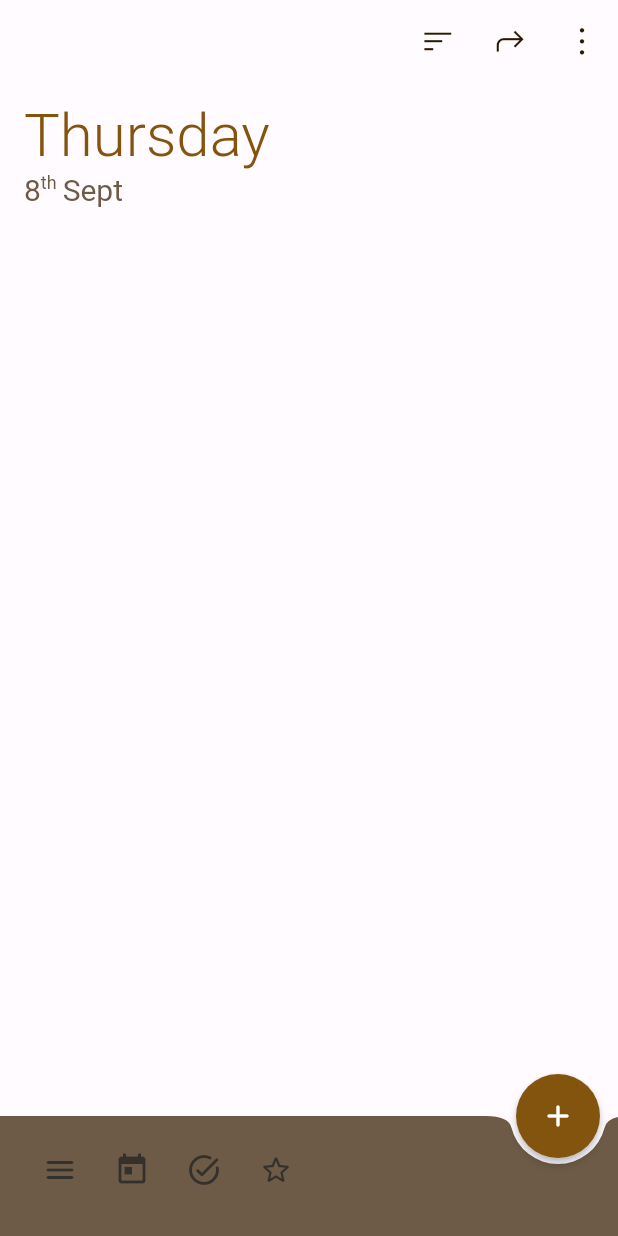
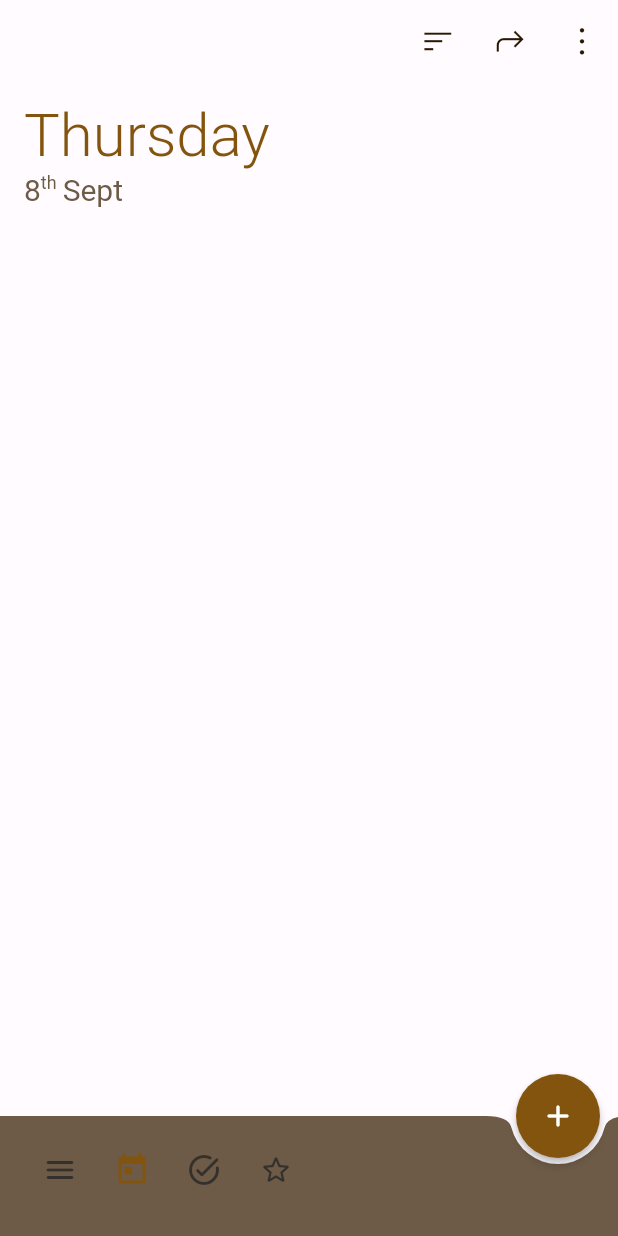
Before and after one commit to chaitanya634/tasks, a Flutter app: the screen it shows after launch, after a tap on the "today" icon, on a phone screen of 412 x 824 dp. Run offline on Flutter 3.47's test engine with Material 2 defaults, Android fonts, the phone set to English and light mode, and no system bars; drawn by our look-alikes of dynamic_color.

Commit message:
app bar title can be changed from bottom app bar buttons

```diff
--- a/lib/main.dart
+++ b/lib/main.dart
@@ -1,6 +1,7 @@
 import 'package:dynamic_color/dynamic_color.dart';
 import 'package:flutter/material.dart';
 import 'package:provider/provider.dart';
+import 'package:tasks/providers/lists/starred.dart';
 import 'package:tasks/providers/task_lists.dart';
 import '../pages/home.dart';
 import '../themes/dark.dart';
@@ -8,7 +9,10 @@ import '../themes/light.dart';
 
 void main() {
   runApp(MultiProvider(
-    providers: [ChangeNotifierProvider(create: (context) => TaskLists())],
+    providers: [
+      ChangeNotifierProvider(create: (context) => StarredList()),
+      ChangeNotifierProvider(create: (context) => TaskLists()),
+    ],
     child: const MyApp(),
   ));
 }
@@ -23,10 +27,10 @@ class MyApp extends StatelessWidget {
             theme: lightDynamic == null
                 ? lightTheme()
                 : dynamicLightTheme(lightDynamic),
-          darkTheme:
-              darkDynamic == null ? darkTheme() : dynamicDarkTheme(darkDynamic),
+            darkTheme: darkDynamic == null
+                ? darkTheme()
+                : dynamicDarkTheme(darkDynamic),
             themeMode: ThemeMode.system,
             home: const HomePage(),
-        ),
-      );
+          ));
 }
--- a/lib/pages/home.dart
+++ b/lib/pages/home.dart
@@ -8,33 +8,28 @@ import '../pages/create_task.dart';
 import '../providers/task_lists.dart';
 import 'list_menu.dart';
 
-class HomePage extends StatelessWidget {
+class HomePage extends StatefulWidget {
   const HomePage({Key? key}) : super(key: key);
 
   @override
-  Widget build(BuildContext context) {
-    ColorScheme? colorScheme = Theme.of(context).colorScheme;
+  State<HomePage> createState() => _HomePageState();
+}
+
+class _HomePageState extends State<HomePage> {
+  Widget? appBarTitle;
+
+  @override
+  void initState() {
+    super.initState();
+    appBarTitle = Builder(
+      builder: (context) {
         var currentDateTime = DateTime.now();
-    return Scaffold(
-      backgroundColor: colorScheme.background,
-      body: Column(
-        children: [
-          Expanded(
-            child: CustomScrollView(
-              slivers: [
-                SliverAppBar(
-                  backgroundColor: colorScheme.background,
-                  shadowColor: colorScheme.shadow,
-                  floating: true,
-                  pinned: true,
-                  expandedHeight: 150.0,
-                  flexibleSpace: FlexibleSpaceBar(
-                    title: Column(
+        var colorScheme = Theme.of(context).colorScheme;
+        return Column(
           mainAxisAlignment: MainAxisAlignment.end,
           crossAxisAlignment: CrossAxisAlignment.start,
           children: [
-                        Text(
-                            DaysOfWeek.values[currentDateTime.weekday - 1].name,
+            Text(DaysOfWeek.values[currentDateTime.weekday - 1].name,
                 style: TextStyle(
                     fontSize: 20,
                     fontWeight: FontWeight.w300,
@@ -50,13 +45,10 @@ class HomePage extends StatelessWidget {
                     style: TextStyle(
                         color: colorScheme.secondary,
                         fontSize: 6,
-                                    fontFeatures: const [
-                                      FontFeature.superscripts()
-                                    ])),
+                        fontFeatures: const [FontFeature.superscripts()])),
                 Padding(
                   padding: const EdgeInsets.only(left: 2.0),
-                              child: Text(
-                                  Months.values[currentDateTime.month - 1].name,
+                  child: Text(Months.values[currentDateTime.month - 1].name,
                       style: TextStyle(
                         color: colorScheme.secondary,
                         fontSize: 10,
@@ -65,7 +57,29 @@ class HomePage extends StatelessWidget {
               ],
             )
           ],
-                    ),
+        );
+      },
+    );
+  }
+
+  @override
+  Widget build(BuildContext context) {
+    ColorScheme? colorScheme = Theme.of(context).colorScheme;
+    return Scaffold(
+      backgroundColor: colorScheme.background,
+      body: Column(
+        children: [
+          Expanded(
+            child: CustomScrollView(
+              slivers: [
+                SliverAppBar(
+                  backgroundColor: colorScheme.background,
+                  shadowColor: colorScheme.shadow,
+                  floating: true,
+                  pinned: true,
+                  expandedHeight: 150.0,
+                  flexibleSpace: FlexibleSpaceBar(
+                    title: appBarTitle,
                     titlePadding: const EdgeInsets.only(left: 16, bottom: 10),
                     expandedTitleScale: 2,
                   ),
@@ -120,7 +134,9 @@ class HomePage extends StatelessWidget {
                   ],
                 ),
                 SliverList(
-                    delegate: SliverChildBuilderDelegate((context, index) {
+                  delegate: SliverChildBuilderDelegate(
+                    childCount: context.watch<TaskLists>().planned.length,
+                    (context, index) {
                       return Column(
                         children: [
                           ListTile(
@@ -147,8 +163,10 @@ class HomePage extends StatelessWidget {
                               style: TextStyle(
                                   color: colorScheme.secondary, fontSize: 18),
                             ),
-                        subtitle: generateSubtitle(
-                            context.read<TaskLists>().planned.elementAt(index)),
+                            subtitle: generateSubtitle(context
+                                .read<TaskLists>()
+                                .planned
+                                .elementAt(index)),
                             onTap: () {
                               showGeneralDialog(
                                 context: context,
@@ -165,66 +183,12 @@ class HomePage extends StatelessWidget {
                           const Divider()
                         ],
                       );
-                }, childCount: context.watch<TaskLists>().planned.length)),
+                    },
+                  ),
+                ),
               ],
             ),
           ),
-          // Container(
-          //   height: 66,
-          //   color: colorScheme.onInverseSurface,
-          //   child: Row(
-          //     children: [
-          //       Expanded(
-          //         child: Row(children: [
-          //           IconButton(
-          //               onPressed: () {
-          //                 showModalBottomSheet(
-          //                   context: context,
-          //                   backgroundColor: colorScheme.secondaryContainer,
-          //                   shape: RoundedRectangleBorder(
-          //                       borderRadius: BorderRadius.circular(16)),
-          //                   builder: (context) => const ListMenu(),
-          //                 );
-          //               },
-          //               icon: const Icon(
-          //                   IconData(0xe810, fontFamily: 'OutlinedFontIcons'))),
-          //           IconButton(
-          //               onPressed: () {},
-          //               icon: const Icon(
-          //                   IconData(0xe80f, fontFamily: 'OutlinedFontIcons'))),
-          //           IconButton(
-          //               onPressed: () {},
-          //               icon: const Icon(
-          //                   IconData(0xe80e, fontFamily: 'OutlinedFontIcons'))),
-          //           IconButton(
-          //               onPressed: () {},
-          //               icon: const Icon(
-          //                   IconData(0xe80d, fontFamily: 'OutlinedFontIcons'))),
-          //         ]),
-          //       ),
-          //       Padding(
-          //         padding: const EdgeInsets.only(right: 6.0),
-          //         child: FloatingActionButton(
-          //           backgroundColor: colorScheme.primary,
-          //           onPressed: () {
-          //             showGeneralDialog(
-          //               context: context,
-          //               pageBuilder: (context, animation, secondaryAnimation) {
-          //                 return const CreateTaskPage();
-          //               },
-          //             );
-          //           },
-          //           mini: true,
-          //           elevation: 0,
-          //           child: Icon(
-          //             Icons.add,
-          //             color: colorScheme.onPrimary,
-          //           ),
-          //         ),
-          //       )
-          //     ],
-          //   ),
-          // )
         ],
       ),
       bottomNavigationBar: BottomAppBar(
@@ -245,16 +209,80 @@ class HomePage extends StatelessWidget {
                   );
                 }),
             IconButton(
-                icon: Icon(Icons.today, color: colorScheme.inverseSurface),
-                onPressed: () {}),
+                icon: Icon(Icons.today, color: colorScheme.primary),
+                onPressed: () {
+                  setState(() {
+                    appBarTitle = Builder(
+                      builder: (context) {
+                        var currentDateTime = DateTime.now();
+                        var colorScheme = Theme.of(context).colorScheme;
+                        return Column(
+                          mainAxisAlignment: MainAxisAlignment.end,
+                          crossAxisAlignment: CrossAxisAlignment.start,
+                          children: [
+                            Text(
+                                DaysOfWeek
+                                    .values[currentDateTime.weekday - 1].name,
+                                style: TextStyle(
+                                    fontSize: 20,
+                                    fontWeight: FontWeight.w300,
+                                    color: colorScheme.primary)),
+                            Wrap(
+                              children: [
+                                Text(currentDateTime.day.toString(),
+                                    style: TextStyle(
+                                      color: colorScheme.secondary,
+                                      fontSize: 10,
+                                    )),
+                                Text(ordinal(currentDateTime.day),
+                                    style: TextStyle(
+                                        color: colorScheme.secondary,
+                                        fontSize: 6,
+                                        fontFeatures: const [
+                                          FontFeature.superscripts()
+                                        ])),
+                                Padding(
+                                  padding: const EdgeInsets.only(left: 2.0),
+                                  child: Text(
+                                      Months.values[currentDateTime.month - 1]
+                                          .name,
+                                      style: TextStyle(
+                                        color: colorScheme.secondary,
+                                        fontSize: 10,
+                                      )),
+                                ),
+                              ],
+                            )
+                          ],
+                        );
+                      },
+                    );
+                  });
+                }),
             IconButton(
                 icon: Icon(Icons.task_alt_rounded,
                     color: colorScheme.inverseSurface),
-                onPressed: () {}),
+                onPressed: () {
+                  setState(() {
+                    appBarTitle = Text('Planned',
+                        style: TextStyle(
+                            fontSize: 20,
+                            fontWeight: FontWeight.w300,
+                            color: colorScheme.primary));
+                  });
+                }),
             IconButton(
                 icon: Icon(Icons.star_border_rounded,
                     color: colorScheme.inverseSurface),
-                onPressed: () {}),
+                onPressed: () {
+                  setState(() {
+                    appBarTitle = Text('Starred',
+                      style: TextStyle(
+                          fontSize: 20,
+                          fontWeight: FontWeight.w300,
+                          color: colorScheme.primary));
+                  });
+                }),
           ],
         ),
       ),
--- a/lib/providers/task_lists.dart
+++ b/lib/providers/task_lists.dart
@@ -1,10 +1,9 @@
-import 'package:flutter/foundation.dart';
+import 'package:flutter/material.dart';
 import 'package:tasks/data/models.dart';
 
 class TaskLists with ChangeNotifier {
   List<TaskModel> planned = [];
   List<TaskModel> myDay = [];
-  List<TaskModel> starred = [];
 
   void updateChecked(List<TaskModel> list, int index, bool value) {
     list.elementAt(index).isChecked = value;
@@ -25,4 +24,5 @@ class TaskLists with ChangeNotifier {
     planned.removeAt(index);
     notifyListeners();
   }
+
 }
```
Also changed, not shown: lib/pages/create_task.dart (+20 -21 lines), lib/providers/appbar_title.dart (added, +93 -0 lines), lib/providers/lists/starred.dart (added, +21 -0 lines), lib/providers/lists/today.dart (added, +62 -0 lines), lib/providers/lists/planned.dart (added). Lines whose indentation alone changed are shown as unchanged.
